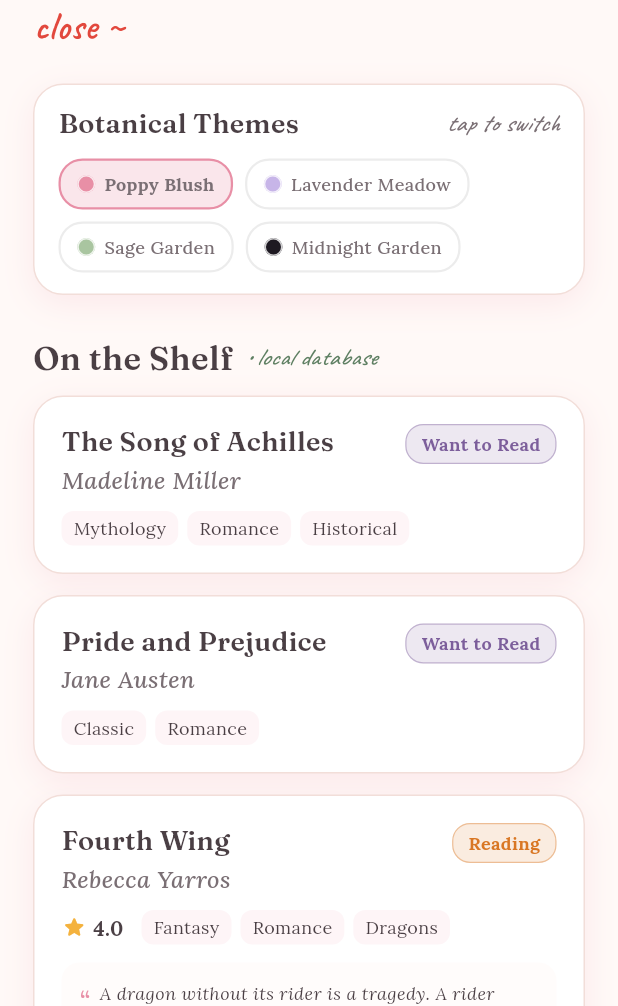
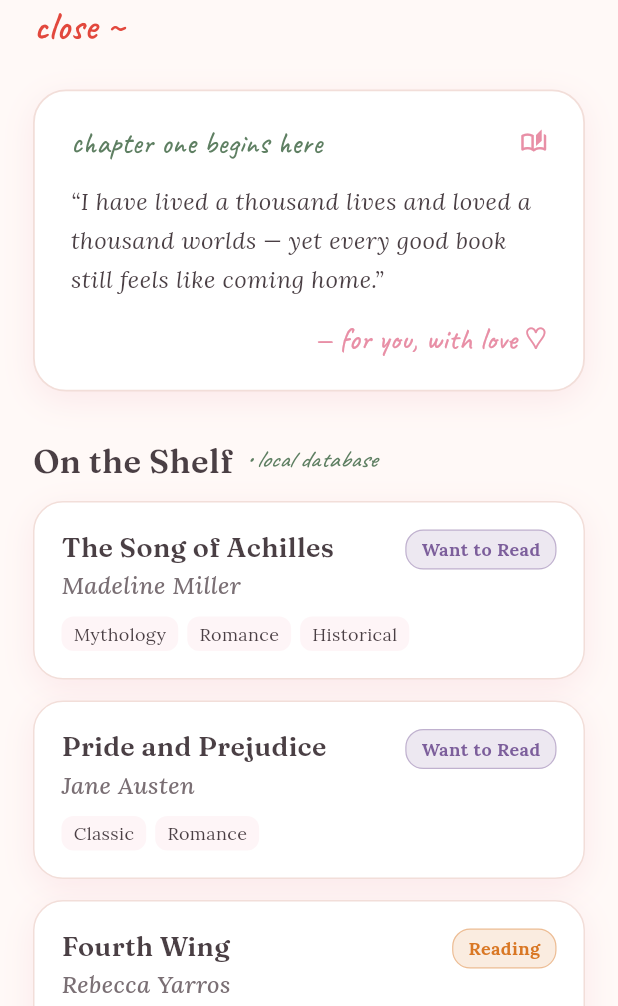
Before and after one commit to shivamboda/bookmark, a Flutter app: the screen it shows after launch, on a phone screen of 412 x 824 dp, the part 230-1236 px from its top. Run offline on Flutter 3.47's test engine with Material 3 defaults, Android fonts, the phone set to English and light mode, and no system bars; our stand-ins replace flutter_riverpod, google_fonts, hive_ce_flutter, web; missing offline and left inert: dart:js_interop; accounts and stored records are empty.

Commit message:
fix(phase-2): ensure robust storage initialization, self-healing Hive provider, and streamline to Poppy Blush palette

```diff
--- a/lib/core/state/providers.dart
+++ b/lib/core/state/providers.dart
@@ -1,15 +1,20 @@
 import 'package:flutter_riverpod/flutter_riverpod.dart';
 import '../../models/book.dart';
 import '../../services/storage_service.dart';
+import '../../services/hive_storage_service.dart';
 import '../theme/palette.dart';
 
-/// Provider for the singleton StorageService instance.
-/// Overridden in main() after initialization, or in tests with an in-memory mock.
+/// Global shared instance of HiveStorageService.
+/// Guarantees the provider always resolves to a valid, working instance
+/// even before overrides or across hot reloads.
+final globalStorageService = HiveStorageService();
+
+/// Provider for the StorageService instance.
 final storageServiceProvider = Provider<StorageService>((ref) {
-  throw UnimplementedError('storageServiceProvider must be initialized before use.');
+  return globalStorageService;
 });
 
-/// Manages active floral theme mode and persists choice to storage.
+/// Manages active floral theme mode (defaults to Poppy Blush).
 final themeModeProvider = NotifierProvider<ThemeModeNotifier, FloralThemeMode>(ThemeModeNotifier.new);
 
 class ThemeModeNotifier extends Notifier<FloralThemeMode> {
@@ -20,6 +25,7 @@ class ThemeModeNotifier extends Notifier<FloralThemeMode> {
   }
 
   Future<void> _loadTheme() async {
+    try {
       final storage = ref.read(storageServiceProvider);
       final saved = await storage.getSetting('theme_mode', defaultValue: 'poppyBlush');
       final match = FloralThemeMode.values.firstWhere(
@@ -27,6 +33,9 @@ class ThemeModeNotifier extends Notifier<FloralThemeMode> {
         orElse: () => FloralThemeMode.poppyBlush,
       );
       state = match;
+    } catch (_) {
+      state = FloralThemeMode.poppyBlush;
+    }
   }
 
   Future<void> setTheme(FloralThemeMode mode) async {
@@ -48,11 +57,13 @@ class YearlyGoalNotifier extends Notifier<int?> {
   }
 
   Future<void> _loadGoal() async {
+    try {
       final storage = ref.read(storageServiceProvider);
       final saved = await storage.getSetting('yearly_goal');
       if (saved is int) {
         state = saved;
       }
+    } catch (_) {}
   }
 
   Future<void> setGoal(int? goal) async {
@@ -69,6 +80,8 @@ class BooksNotifier extends AsyncNotifier<List<Book>> {
   @override
   Future<List<Book>> build() async {
     final storage = ref.watch(storageServiceProvider);
+    // Ensure storage is initialized if called before or during main init
+    await storage.init();
     return storage.getAllBooks();
   }
 
--- a/lib/main.dart
+++ b/lib/main.dart
@@ -6,26 +6,24 @@ import 'core/theme/palette.dart';
 import 'doodles/poppy_doodle.dart';
 import 'doodles/sketch_underline.dart';
 import 'models/book.dart';
-import 'services/hive_storage_service.dart';
 
 void main() async {
   WidgetsFlutterBinding.ensureInitialized();
 
   // Initialize decoupled Hive CE storage
-  final storageService = HiveStorageService();
-  await storageService.init();
+  await globalStorageService.init();
 
   runApp(
     ProviderScope(
       overrides: [
-        storageServiceProvider.overrideWithValue(storageService),
+        storageServiceProvider.overrideWithValue(globalStorageService),
       ],
       child: const BookmarkApp(),
     ),
   );
 }
 
-/// Root Application Widget with dynamic floral theme switching
+/// Root Application Widget styled with the signature Poppy Blush theme
 class BookmarkApp extends ConsumerWidget {
   const BookmarkApp({super.key});
 
@@ -42,17 +40,16 @@ class BookmarkApp extends ConsumerWidget {
   }
 }
 
-/// Phase 2 Interactive Journal Screen: Theme System & Hive Database Preview
+/// Botanical Reading Journal Screen with Live Library Data
 class JournalCoverScreen extends ConsumerWidget {
   const JournalCoverScreen({super.key});
 
   @override
   Widget build(BuildContext context, WidgetRef ref) {
-    final currentTheme = ref.watch(themeModeProvider);
     final booksAsync = ref.watch(booksProvider);
-    final isDark = currentTheme == FloralThemeMode.midnightGarden;
 
     return Scaffold(
+      backgroundColor: FloralPalette.petalWhite,
       body: SafeArea(
         child: Center(
           child: ConstrainedBox(
@@ -76,9 +73,7 @@ class JournalCoverScreen extends ConsumerWidget {
                             Text(
                               'VOL. I • READING JOURNAL',
                               style: JournalTypography.bodySmall(
-                                color: isDark
-                                    ? const Color(0xFFC7B5E8)
-                                    : FloralPalette.deepForestGreen.withValues(alpha: 0.85),
+                                color: FloralPalette.deepForestGreen.withValues(alpha: 0.85),
                               ).copyWith(
                                 letterSpacing: 1.8,
                                 fontWeight: FontWeight.w600,
@@ -90,15 +85,15 @@ class JournalCoverScreen extends ConsumerWidget {
                             Text(
                               'Bookmark',
                               style: JournalTypography.headingHero(
-                                color: isDark ? Colors.white : FloralPalette.warmCharcoal,
+                                color: FloralPalette.warmCharcoal,
                               ),
                             ),
                             const SizedBox(height: 4),
 
                             // Hand-drawn wavy ink underline
-                            HandDrawnUnderline(
+                            const HandDrawnUnderline(
                               width: 155,
-                              color: isDark ? const Color(0xFFE88FA6) : FloralPalette.rosePetal,
+                              color: FloralPalette.rosePetal,
                               strokeWidth: 2.2,
                             ),
 
@@ -125,82 +120,71 @@ class JournalCoverScreen extends ConsumerWidget {
                     ],
                   ),
 
-                  const SizedBox(height: 24),
+                  const SizedBox(height: 28),
 
-                  // Botanical Palette Selector Bar
+                  // Journal Entry Note Card (creamy pressed-flower stationery page)
                   Container(
                     width: double.infinity,
-                    padding: const EdgeInsets.symmetric(horizontal: 16, vertical: 14),
+                    padding: const EdgeInsets.symmetric(horizontal: 24, vertical: 22),
                     decoration: BoxDecoration(
-                      color: isDark ? const Color(0xFF2B2531) : FloralPalette.softIvory,
-                      borderRadius: BorderRadius.circular(20),
+                      color: FloralPalette.softIvory,
+                      borderRadius: BorderRadius.circular(22),
                       border: Border.all(
-                        color: isDark ? const Color(0x33FFFFFF) : const Color(0xFFF2DED9),
-                        width: 1.0,
+                        color: const Color(0xFFF2DED9),
+                        width: 1.2,
                       ),
                       boxShadow: const [FloralPalette.cardShadow],
                     ),
                     child: Column(
                       crossAxisAlignment: CrossAxisAlignment.start,
                       children: [
+                        // Handwritten Chapter Header
                         Row(
                           children: [
                             Expanded(
                               child: Text(
-                                'Botanical Themes',
-                                style: JournalTypography.headingSmall(
-                                  color: isDark ? Colors.white : FloralPalette.warmCharcoal,
+                                'chapter one begins here',
+                                style: JournalTypography.handwriting(
+                                  color: FloralPalette.deepForestGreen,
                                 ),
                               ),
                             ),
-                            Text(
-                              'tap to switch',
-                              style: JournalTypography.marginNote(
-                                color: isDark ? const Color(0xFFC7B5E8) : FloralPalette.mutedCharcoal,
-                              ),
+                            const Icon(
+                              Icons.auto_stories_outlined,
+                              size: 18,
+                              color: FloralPalette.rosePetal,
                             ),
                           ],
                         ),
-                        const SizedBox(height: 12),
-                        Wrap(
-                          spacing: 8,
-                          runSpacing: 8,
-                          children: [
-                            _buildThemePill(
-                              ref: ref,
-                              mode: FloralThemeMode.poppyBlush,
-                              label: 'Poppy Blush',
-                              swatchColor: FloralPalette.rosePetal,
-                              isSelected: currentTheme == FloralThemeMode.poppyBlush,
+                        const SizedBox(height: 14),
+
+                        // Warm literary excerpt in Lora
+                        Text(
+                          '“I have lived a thousand lives and loved a thousand worlds — yet every good book still feels like coming home.”',
+                          style: JournalTypography.bodyLarge(
+                            color: FloralPalette.warmCharcoal,
+                          ).copyWith(
+                            fontStyle: FontStyle.italic,
+                            height: 1.65,
+                          ),
+                        ),
+                        const SizedBox(height: 14),
+
+                        // Intimate attribution in Caveat
+                        Align(
+                          alignment: Alignment.centerRight,
+                          child: Text(
+                            '— for you, with love ♡',
+                            style: JournalTypography.handwriting(
+                              color: FloralPalette.rosePetal,
                             ),
-                            _buildThemePill(
-                              ref: ref,
-                              mode: FloralThemeMode.lavenderMeadow,
-                              label: 'Lavender Meadow',
-                              swatchColor: const Color(0xFFC7B5E8),
-                              isSelected: currentTheme == FloralThemeMode.lavenderMeadow,
-                            ),
-                            _buildThemePill(
-                              ref: ref,
-                              mode: FloralThemeMode.sageGarden,
-                              label: 'Sage Garden',
-                              swatchColor: FloralPalette.sageGreen,
-                              isSelected: currentTheme == FloralThemeMode.sageGarden,
-                            ),
-                            _buildThemePill(
-                              ref: ref,
-                              mode: FloralThemeMode.midnightGarden,
-                              label: 'Midnight Garden',
-                              swatchColor: const Color(0xFF1E1A22),
-                              isSelected: currentTheme == FloralThemeMode.midnightGarden,
-                            ),
-                          ],
+                          ),
                         ),
                       ],
                     ),
                   ),
 
-                  const SizedBox(height: 28),
+                  const SizedBox(height: 32),
 
                   // Section Header: Seeded Library from Hive CE
                   Row(
@@ -208,7 +192,7 @@ class JournalCoverScreen extends ConsumerWidget {
                       Text(
                         'On the Shelf',
                         style: JournalTypography.headingMedium(
-                          color: isDark ? Colors.white : FloralPalette.warmCharcoal,
+                          color: FloralPalette.warmCharcoal,
                         ),
                       ),
                       const SizedBox(width: 8),
@@ -216,13 +200,13 @@ class JournalCoverScreen extends ConsumerWidget {
                         child: Text(
                           '• local database',
                           style: JournalTypography.marginNote(
-                            color: isDark ? const Color(0xFFC7B5E8) : FloralPalette.deepForestGreen,
+                            color: FloralPalette.deepForestGreen,
                           ),
                         ),
                       ),
                     ],
                   ),
-                  const SizedBox(height: 12),
+                  const SizedBox(height: 14),
 
                   // Books List from Hive CE
                   booksAsync.when(
@@ -235,25 +219,45 @@ class JournalCoverScreen extends ConsumerWidget {
                     error: (err, _) => Container(
                       padding: const EdgeInsets.all(16),
                       decoration: BoxDecoration(
-                        color: Colors.red.withValues(alpha: 0.1),
+                        color: Colors.red.withValues(alpha: 0.08),
                         borderRadius: BorderRadius.circular(16),
+                        border: Border.all(color: Colors.red.withValues(alpha: 0.2)),
                       ),
-                      child: Text('Error loading books: $err'),
+                      child: Text(
+                        'Error loading shelf: $err',
+                        style: JournalTypography.bodySmall(color: Colors.red.shade800),
+                      ),
                     ),
                     data: (books) {
                       if (books.isEmpty) {
-                        return const Center(
-                          child: Text('Your shelf is waiting for its first story...'),
+                        return Container(
+                          width: double.infinity,
+                          padding: const EdgeInsets.all(28),
+                          decoration: BoxDecoration(
+                            color: FloralPalette.softIvory,
+                            borderRadius: BorderRadius.circular(20),
+                            border: Border.all(color: const Color(0xFFF2DED9)),
+                          ),
+                          child: Column(
+                            children: [
+                              const PoppyDoodle(size: 48, showStem: false),
+                              const SizedBox(height: 12),
+                              Text(
+                                'Your shelf is waiting for its first story...',
+                                style: JournalTypography.subheading(color: FloralPalette.mutedCharcoal),
+                              ),
+                            ],
+                          ),
                         );
                       }
 
                       return Column(
-                        children: books.map((book) => _buildBookCard(context, ref, book, isDark)).toList(),
+                        children: books.map((book) => _buildBookCard(context, ref, book)).toList(),
                       );
                     },
                   ),
 
-                  const SizedBox(height: 24),
+                  const SizedBox(height: 28),
                 ],
               ),
             ),
@@ -263,58 +267,7 @@ class JournalCoverScreen extends ConsumerWidget {
     );
   }
 
-  Widget _buildThemePill({
-    required WidgetRef ref,
-    required FloralThemeMode mode,
-    required String label,
-    required Color swatchColor,
-    required bool isSelected,
-  }) {
-    return InkWell(
-      onTap: () => ref.read(themeModeProvider.notifier).setTheme(mode),
-      borderRadius: BorderRadius.circular(16),
-      child: AnimatedContainer(
-        duration: const Duration(milliseconds: 200),
-        padding: const EdgeInsets.symmetric(horizontal: 11, vertical: 7),
-        decoration: BoxDecoration(
-          color: isSelected
-              ? swatchColor.withValues(alpha: 0.22)
-              : Colors.transparent,
-          borderRadius: BorderRadius.circular(16),
-          border: Border.all(
-            color: isSelected ? swatchColor : const Color(0x33A0A0A0),
-            width: 1.5,
-          ),
-        ),
-        child: Row(
-          mainAxisSize: MainAxisSize.min,
-          children: [
-            Container(
-              width: 12,
-              height: 12,
-              decoration: BoxDecoration(
-                color: swatchColor,
-                shape: BoxShape.circle,
-                border: Border.all(
-                  color: Colors.white.withValues(alpha: 0.8),
-                  width: 1.0,
-                ),
-              ),
-            ),
-            const SizedBox(width: 6),
-            Text(
-              label,
-              style: JournalTypography.bodySmall().copyWith(
-                fontWeight: isSelected ? FontWeight.w700 : FontWeight.w500,
-              ),
-            ),
-          ],
-        ),
-      ),
-    );
-  }
-
-  Widget _buildBookCard(BuildContext context, WidgetRef ref, Book book, bool isDark) {
+  Widget _buildBookCard(BuildContext context, WidgetRef ref, Book book) {
     Color statusColor;
     switch (book.status) {
       case ReadingStatus.reading:
@@ -332,10 +285,10 @@ class JournalCoverScreen extends ConsumerWidget {
       margin: const EdgeInsets.only(bottom: 14),
       padding: const EdgeInsets.all(18),
       decoration: BoxDecoration(
-        color: isDark ? const Color(0xFF2B2531) : FloralPalette.softIvory,
+        color: FloralPalette.softIvory,
         borderRadius: BorderRadius.circular(20),
         border: Border.all(
-          color: isDark ? const Color(0x22FFFFFF) : const Color(0xFFF2DED9),
+          color: const Color(0xFFF2DED9),
           width: 1.0,
         ),
         boxShadow: const [FloralPalette.cardShadow],
@@ -354,14 +307,14 @@ class JournalCoverScreen extends ConsumerWidget {
                     Text(
                       book.title,
                       style: JournalTypography.headingSmall(
-                        color: isDark ? Colors.white : FloralPalette.warmCharcoal,
+                        color: FloralPalette.warmCharcoal,
                       ),
                     ),
                     const SizedBox(height: 3),
                     Text(
                       book.authorDisplay,
                       style: JournalTypography.subheading(
-                        color: isDark ? const Color(0xFFD6CAD0) : FloralPalette.mutedCharcoal,
+                        color: FloralPalette.mutedCharcoal,
                       ),
                     ),
                   ],
@@ -403,7 +356,7 @@ class JournalCoverScreen extends ConsumerWidget {
                 Text(
                   book.rating.toStringAsFixed(1),
                   style: JournalTypography.bodyMedium(
-                    color: isDark ? Colors.white : FloralPalette.warmCharcoal,
+                    color: FloralPalette.warmCharcoal,
                   ).copyWith(fontWeight: FontWeight.w700),
                 ),
                 const SizedBox(width: 12),
@@ -417,13 +370,13 @@ class JournalCoverScreen extends ConsumerWidget {
                         margin: const EdgeInsets.only(right: 6),
                         padding: const EdgeInsets.symmetric(horizontal: 8, vertical: 3),
                         decoration: BoxDecoration(
-                          color: (isDark ? Colors.white : FloralPalette.blushPink).withValues(alpha: 0.18),
+                          color: FloralPalette.blushPink.withValues(alpha: 0.18),
                           borderRadius: BorderRadius.circular(8),
                         ),
                         child: Text(
                           g,
                           style: JournalTypography.bodySmall(
-                            color: isDark ? const Color(0xFFE88FA6) : FloralPalette.warmCharcoal,
+                            color: FloralPalette.warmCharcoal,
                           ),
                         ),
                       );
@@ -440,7 +393,7 @@ class JournalCoverScreen extends ConsumerWidget {
             Container(
               padding: const EdgeInsets.all(12),
               decoration: BoxDecoration(
-                color: (isDark ? Colors.black : FloralPalette.petalWhite).withValues(alpha: 0.5),
+                color: FloralPalette.petalWhite.withValues(alpha: 0.7),
                 borderRadius: BorderRadius.circular(12),
               ),
               child: Row(
@@ -454,7 +407,7 @@ class JournalCoverScreen extends ConsumerWidget {
                       maxLines: 2,
                       overflow: TextOverflow.ellipsis,
                       style: JournalTypography.bodySmall(
-                        color: isDark ? const Color(0xFFE0D4DA) : FloralPalette.warmCharcoal,
+                        color: FloralPalette.warmCharcoal,
                       ).copyWith(fontStyle: FontStyle.italic),
                     ),
                   ),
--- a/lib/services/hive_storage_service.dart
+++ b/lib/services/hive_storage_service.dart
@@ -8,15 +8,15 @@ import 'storage_service.dart';
 /// Concrete storage implementation using Hive CE (Community Edition).
 ///
 /// Backed directly by browser IndexedDB on Web, with native support
-/// for binary [Uint8List] storage, fast key-value lookups, and zero SQL overhead.
+/// for binary Uint8List storage, fast key-value lookups, and zero SQL overhead.
 class HiveStorageService implements StorageService {
   static const String _booksBoxName = 'bookmark_books';
   static const String _coversBoxName = 'bookmark_covers';
   static const String _settingsBoxName = 'bookmark_settings';
 
   late Box<Map> _booksBox;
-  late Box<Uint8List> _coversBox;
-  late Box<dynamic> _settingsBox;
+  late Box _coversBox;
+  late Box _settingsBox;
 
   bool _isInitialized = false;
 
@@ -27,8 +27,8 @@ class HiveStorageService implements StorageService {
     await Hive.initFlutter();
 
     _booksBox = await Hive.openBox<Map>(_booksBoxName);
-    _coversBox = await Hive.openBox<Uint8List>(_coversBoxName);
-    _settingsBox = await Hive.openBox<dynamic>(_settingsBoxName);
+    _coversBox = await Hive.openBox(_coversBoxName);
+    _settingsBox = await Hive.openBox(_settingsBoxName);
 
     _isInitialized = true;
 
@@ -40,7 +40,7 @@ class HiveStorageService implements StorageService {
 
   @override
   Future<List<Book>> getAllBooks() async {
-    _ensureInitialized();
+    if (!_isInitialized) await init();
     final books = <Book>[];
 
     for (final raw in _booksBox.values) {
@@ -59,7 +59,7 @@ class HiveStorageService implements StorageService {
 
   @override
   Future<Book?> getBook(String id) async {
-    _ensureInitialized();
+    if (!_isInitialized) await init();
     final raw = _booksBox.get(id);
     if (raw == null) return null;
     return Book.fromMap(Map<String, dynamic>.from(raw));
@@ -67,56 +67,59 @@ class HiveStorageService implements StorageService {
 
   @override
   Future<void> saveBook(Book book) async {
-    _ensureInitialized();
+    if (!_isInitialized) await init();
     await _booksBox.put(book.id, book.toMap());
   }
 
   @override
   Future<void> deleteBook(String id) async {
-    _ensureInitialized();
+    if (!_isInitialized) await init();
     await _booksBox.delete(id);
     await _coversBox.delete(id);
   }
 
   @override
   Future<void> saveCoverImage(String id, Uint8List imageBytes) async {
-    _ensureInitialized();
+    if (!_isInitialized) await init();
     await _coversBox.put(id, imageBytes);
   }
 
   @override
   Future<Uint8List?> getCoverImage(String id) async {
-    _ensureInitialized();
-    return _coversBox.get(id);
+    if (!_isInitialized) await init();
+    final data = _coversBox.get(id);
+    if (data is Uint8List) return data;
+    if (data is List<int>) return Uint8List.fromList(data);
+    return null;
   }
 
   @override
   Future<void> deleteCoverImage(String id) async {
-    _ensureInitialized();
+    if (!_isInitialized) await init();
     await _coversBox.delete(id);
   }
 
   @override
   Future<dynamic> getSetting(String key, {dynamic defaultValue}) async {
-    _ensureInitialized();
+    if (!_isInitialized) await init();
     return _settingsBox.get(key, defaultValue: defaultValue);
   }
 
   @override
   Future<void> setSetting(String key, dynamic value) async {
-    _ensureInitialized();
+    if (!_isInitialized) await init();
     await _settingsBox.put(key, value);
   }
 
   @override
   Future<Map<String, dynamic>> exportAllData() async {
-    _ensureInitialized();
+    if (!_isInitialized) await init();
     final books = await getAllBooks();
 
     // Encode cover images into base64 for safe JSON transport
     final coversMap = <String, String>{};
     for (final key in _coversBox.keys) {
-      final bytes = _coversBox.get(key);
+      final bytes = await getCoverImage(key.toString());
       if (bytes != null) {
         coversMap[key.toString()] = base64Encode(bytes);
       }
@@ -139,7 +142,7 @@ class HiveStorageService implements StorageService {
 
   @override
   Future<void> importAllData(Map<String, dynamic> data, {bool merge = false}) async {
-    _ensureInitialized();
+    if (!_isInitialized) await init();
 
     if (!merge) {
       await _booksBox.clear();
@@ -177,12 +180,6 @@ class HiveStorageService implements StorageService {
 
   @override
   Future<bool> isStoragePersistent() => checkStoragePersistence();
-
-  void _ensureInitialized() {
-    if (!_isInitialized) {
-      throw StateError('HiveStorageService must be initialized via init() before use.');
-    }
-  }
 
   /// Seeds initial sample library with popular romance, fantasy, and literary fiction
   Future<void> _seedSampleLibrary() async {
```
Lines whose indentation alone changed are shown as unchanged.
